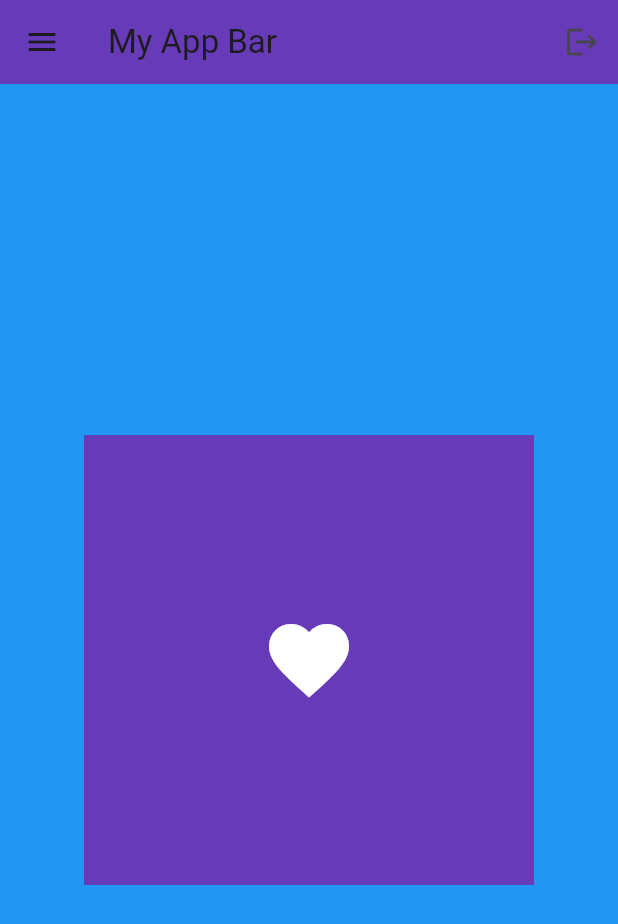
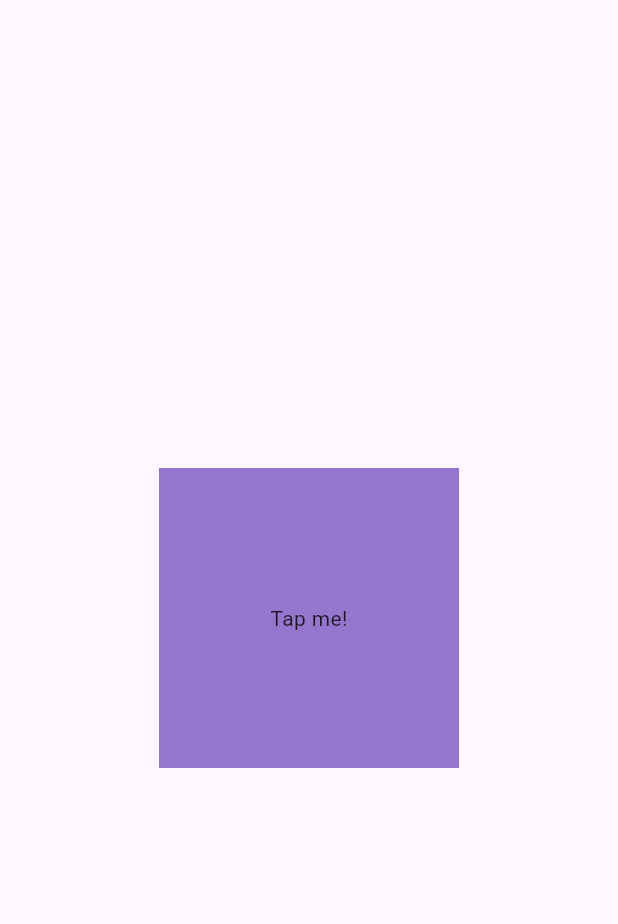
Before and after one commit to Dayeon-Ko/mitch_koko_full_flutter_beginner_course, a Flutter app: the screen it shows after launch, on a phone screen of 412 x 824 dp. Shown: the top 924 px of the screen. Run offline on Flutter 3.47's test engine with Material 3 defaults, Android fonts, the phone set to English and light mode, and no system bars.

Commit message:
"Chapter Widgets"

```diff
--- a/lib/main.dart
+++ b/lib/main.dart
@@ -1,44 +1,32 @@
 import 'package:flutter/material.dart';
 
 void main() {
-  runApp(const MyApp());
+  runApp(MyApp());
 }
 
 class MyApp extends StatelessWidget {
-  const MyApp({super.key});
+  MyApp({super.key});
+
+  void userTapped(){
+    print("User tapped!");
+  }
 
   @override
   Widget build(BuildContext context) {
     return MaterialApp(
       debugShowCheckedModeBanner: false,
       home: Scaffold(
-        backgroundColor: Colors.blue,
-        appBar: AppBar(
-          title: Text("My App Bar"),
-          backgroundColor: Colors.deepPurple,
-          elevation: 0,
-          leading: Icon(Icons.menu),
-          actions:[
-            IconButton(onPressed: (){}, icon: Icon(Icons.logout)),
-          ],
-        ),
         body: Center(
-          child: Container(
-            height: 300,
-            width: 300,
-            color: Colors.deepPurple,
-            decoration:BoxDecoration(
-              color: Colors.deepPurple,
-              borderRadius: BorderRadius.circular(20),
-            ),
-            padding:EdgeInsets.all(25),
-            child: Icon(
-              Icons.favorite,
-              color: Colors.white,
-              size: 64,
+          child: GestureDetector(
+            onTap: userTapped,
+            child: Container(
+              height: 200,
+              width: 200,
+              color: Colors.deepPurple[300],
+              child: Center(child: Text("Tap me!")),
             ),
           ),
-        ),
+        )
       ),
     );
   }
```
Also changed, not shown: pubspec.lock, 1 other file.
